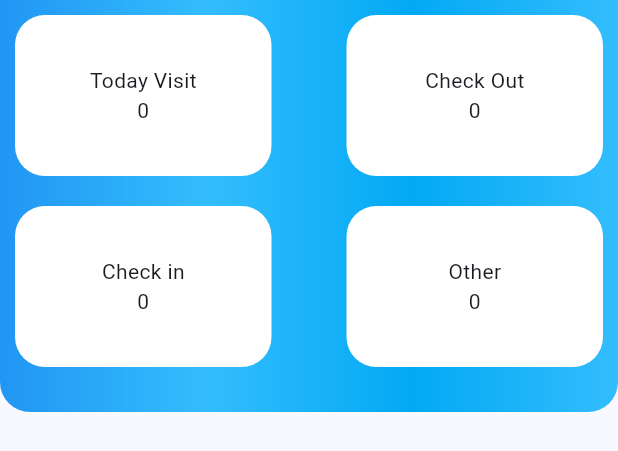
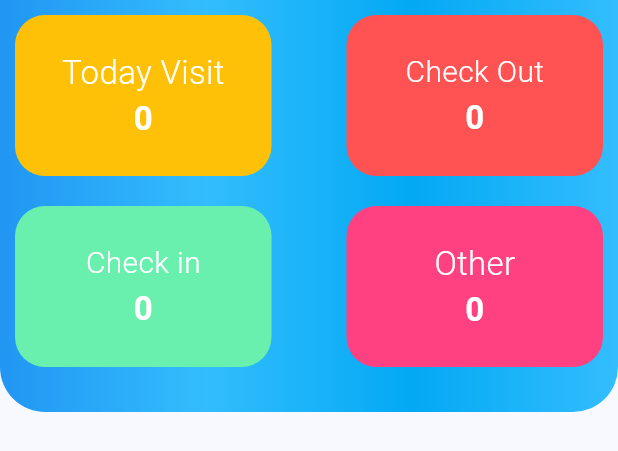
Before and after one commit to zuberypima/visitors-manager, a Flutter app: what repordContainer() shows on an empty page, opened directly, on a phone screen of 412 x 824 dp. Shown: the top 451 px of the screen. Run offline on Flutter 3.47's test engine with Material 3 defaults, Android fonts, the phone set to English and light mode, and no system bars; our stand-ins replace cloud_firestore, firebase_auth, firebase_core; missing offline and left inert: zego_uikit_prebuilt_call; accounts and stored records are empty.

Commit message:
New changes done

```diff
--- a/lib/screens/mobileView/allVisitors.dart
+++ b/lib/screens/mobileView/allVisitors.dart
@@ -19,11 +19,11 @@ class _ViewAllVisitorsState extends State<ViewAllVisitors> {
             .snapshots(),
         builder: (BuildContext context, AsyncSnapshot<QuerySnapshot> snapshot) {
           if (snapshot.hasError) {
-            return Text('Something went wrong');
+            return const Text('Something went wrong');
           }
 
           if (snapshot.connectionState == ConnectionState.waiting) {
-            return Center(
+            return const Center(
               child: CircularProgressIndicator(),
             );
           }
--- a/lib/screens/mobileView/registerNewVisitor.dart
+++ b/lib/screens/mobileView/registerNewVisitor.dart
@@ -148,7 +148,7 @@ class _RegisterNewVisitorState extends State<RegisterNewVisitor> {
                           Navigator.pop(context);
                         });
                       },
-                      child: Text(
+                      child: const Text(
                         "Register Visitor",
                         style: TextStyle(color: Colors.white, fontSize: 15),
                       )),
--- a/lib/screens/noAccessScreen.dart
+++ b/lib/screens/noAccessScreen.dart
@@ -5,7 +5,8 @@ class NoAccessScreen extends StatelessWidget {
 
   @override
   Widget build(BuildContext context) {
-    return const Scaffold(
+    return Scaffold(
+      appBar: AppBar(),
       body: Center(
         child: Column(
           mainAxisAlignment: MainAxisAlignment.center,
--- a/lib/screens/receptionMenu.dart
+++ b/lib/screens/receptionMenu.dart
@@ -119,9 +119,9 @@ Widget repordContainer(context) {
       ),
       children: [
         todayVisitorsCard("Today Visit", 'CheckIn', Colors.amber),
-        visitorStatusCar('Check Out', 'CheckIn', Colors.redAccent),
-        visitorStatusCar('Check in', 'CheckIn', Colors.greenAccent),
-        todayVisitorsCard("Other", 'CheckIn', white)
+        visitorStatusCard('Check Out', 'CheckOut', Colors.redAccent),
+        visitorStatusCard('Check in', 'CheckIn', Colors.greenAccent),
+        todayVisitorsCard("Other", 'CheckIn', Colors.pinkAccent)
       ],
     ),
   );
--- a/lib/screens/reportContainer.dart
+++ b/lib/screens/reportContainer.dart
@@ -17,7 +17,7 @@ Widget repordContainer(context) {
           ],
         ),
         borderRadius: BorderRadius.only(
-            bottomLeft: Radius.circular(20), bottomRight: Radius.circular(20))),
+            bottomLeft: Radius.circular(30), bottomRight: Radius.circular(30))),
     child: GridView(
       gridDelegate: SliverGridDelegateWithFixedCrossAxisCount(
         crossAxisCount: 2,
@@ -25,14 +25,15 @@ Widget repordContainer(context) {
         crossAxisSpacing: 30,
       ),
       children: [
-        todayVisitorsCard(
-          "Today Visit",
-          'CheckIn',
-          white,
-        ),
-        todayVisitorsCard('Check Out', 'CheckIn', white),
-        visitorStatusCar('Check in', 'CheckIn', white),
-        visitorStatusCar("Other", 'CheckIn', white)
+        // todayVisitorsCard(
+        //   "Today Visit",
+        //   'CheckIn',
+        //   white,
+        // ),
+        todayVisitorsCard("Today Visit", 'CheckIn', Colors.amber),
+        visitorStatusCard('Check Out', 'CheckOut', Colors.redAccent),
+        visitorStatusCard('Check in', 'CheckIn', Colors.greenAccent),
+        todayVisitorsCard("Other", 'CheckIn', Colors.pinkAccent)
       ],
     ),
   );
--- a/lib/widget/reportcards/allvisitorsToday.dart
+++ b/lib/widget/reportcards/allvisitorsToday.dart
@@ -36,8 +36,20 @@ Widget todayVisitorsCard(
           child: Column(
             mainAxisAlignment: MainAxisAlignment.center,
             children: [
-              Text(cardlable),
-              Text(snapshot.data!.docs.length.toString()),
+              Text(
+                cardlable,
+                style: TextStyle(
+                    color: Colors.white,
+                    fontSize: 22,
+                    fontWeight: FontWeight.w300),
+              ),
+              Text(
+                snapshot.data!.docs.length.toString(),
+                style: TextStyle(
+                    color: Colors.white,
+                    fontSize: 22,
+                    fontWeight: FontWeight.w600),
+              ),
             ],
           ),
         ),
@@ -47,7 +59,7 @@ Widget todayVisitorsCard(
 }
 
 // Visitor status card
-Widget visitorStatusCar(
+Widget visitorStatusCard(
   String cardlable,
   visitStatus,
   Color cardcolor,
@@ -75,8 +87,20 @@ Widget visitorStatusCar(
           child: Column(
             mainAxisAlignment: MainAxisAlignment.center,
             children: [
-              Text(cardlable),
-              Text(snapshot.data!.docs.length.toString()),
+              Text(
+                cardlable,
+                style: TextStyle(
+                    color: Colors.white,
+                    fontSize: 20,
+                    fontWeight: FontWeight.w300),
+              ),
+              Text(
+                snapshot.data!.docs.length.toString(),
+                style: TextStyle(
+                    color: Colors.white,
+                    fontSize: 22,
+                    fontWeight: FontWeight.w600),
+              ),
             ],
           ),
         ),
```
Also changed, not shown: lib/screens/mobileView/registrationScreen.dart (+9 -8 lines), lib/screens/staffMenu.dart (+0 -9 lines), lib/screens/toDayVisitors.dart (+10 -8 lines).
